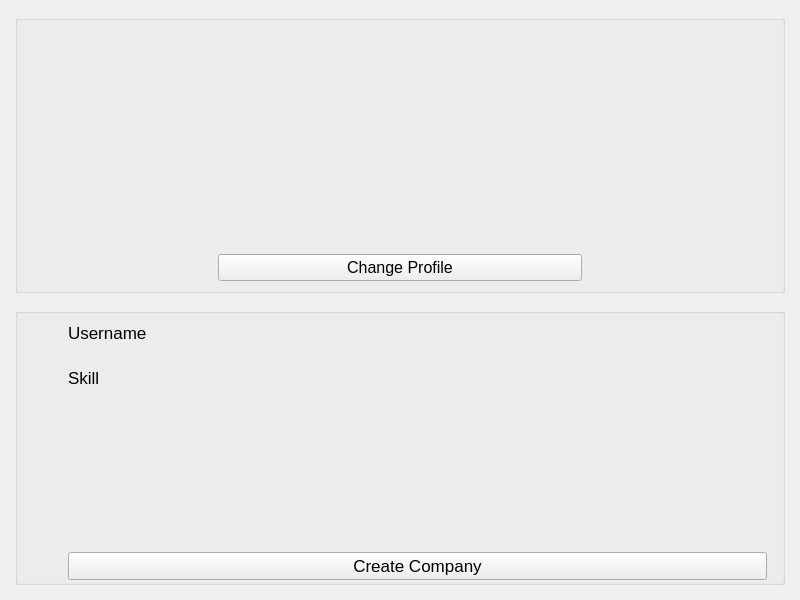
This is Forms/me.ui in Sobrah/Linkedin as Qt 5 draws it before an edit. The edited form follows.
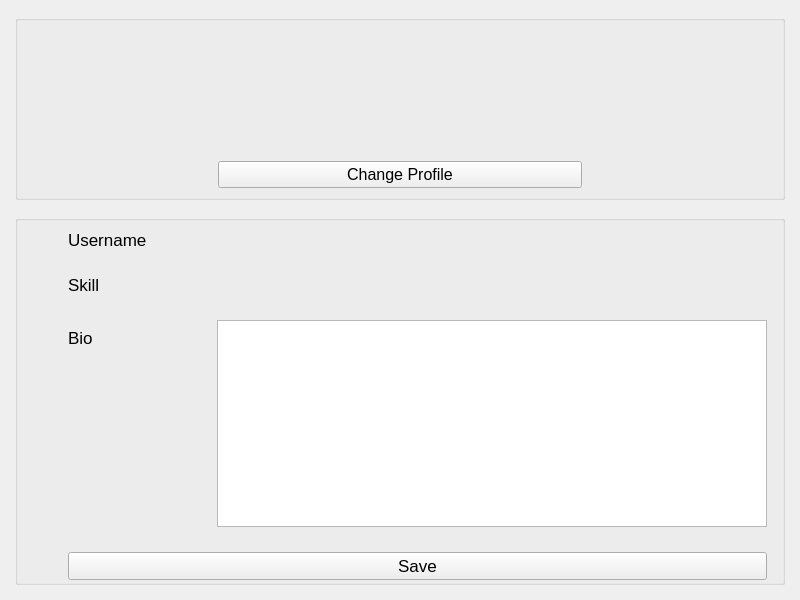
This is the edited form.

```diff
--- a/Forms/me.ui
+++ b/Forms/me.ui
@@ -13,7 +13,7 @@
   <property name="windowTitle">
    <string>Form</string>
   </property>
-  <layout class="QVBoxLayout" name="verticalLayout">
+  <layout class="QVBoxLayout" name="verticalLayout" stretch="1,2">
    <property name="spacing">
     <number>15</number>
    </property>
@@ -125,35 +125,54 @@
       </item>
       <item row="1" column="1">
        <widget class="QLabel" name="skillLabel">
+        <property name="font">
+         <font>
+          <pointsize>12</pointsize>
+         </font>
+        </property>
         <property name="text">
          <string/>
         </property>
        </widget>
       </item>
-      <item row="4" column="0" colspan="2">
-       <widget class="QPushButton" name="companyButton">
+      <item row="2" column="0">
+       <widget class="QLabel" name="bioLabel">
         <property name="font">
          <font>
           <pointsize>13</pointsize>
          </font>
         </property>
         <property name="text">
-         <string>Create Company</string>
+         <string>Bio</string>
         </property>
        </widget>
       </item>
-      <item row="3" column="0" colspan="2">
-       <spacer name="verticalSpacer">
-        <property name="orientation">
-         <enum>Qt::Vertical</enum>
-        </property>
-        <property name="sizeHint" stdset="0">
+      <item row="2" column="1">
+       <widget class="QPlainTextEdit" name="bioEdit">
+        <property name="minimumSize">
          <size>
-          <width>20</width>
-          <height>40</height>
+          <width>0</width>
+          <height>0</height>
          </size>
         </property>
-       </spacer>
+        <property name="font">
+         <font>
+          <pointsize>10</pointsize>
+         </font>
+        </property>
+       </widget>
+      </item>
+      <item row="6" column="0" colspan="2">
+       <widget class="QPushButton" name="saveButton">
+        <property name="font">
+         <font>
+          <pointsize>13</pointsize>
+         </font>
+        </property>
+        <property name="text">
+         <string>Save</string>
+        </property>
+       </widget>
       </item>
      </layout>
     </widget>
```
